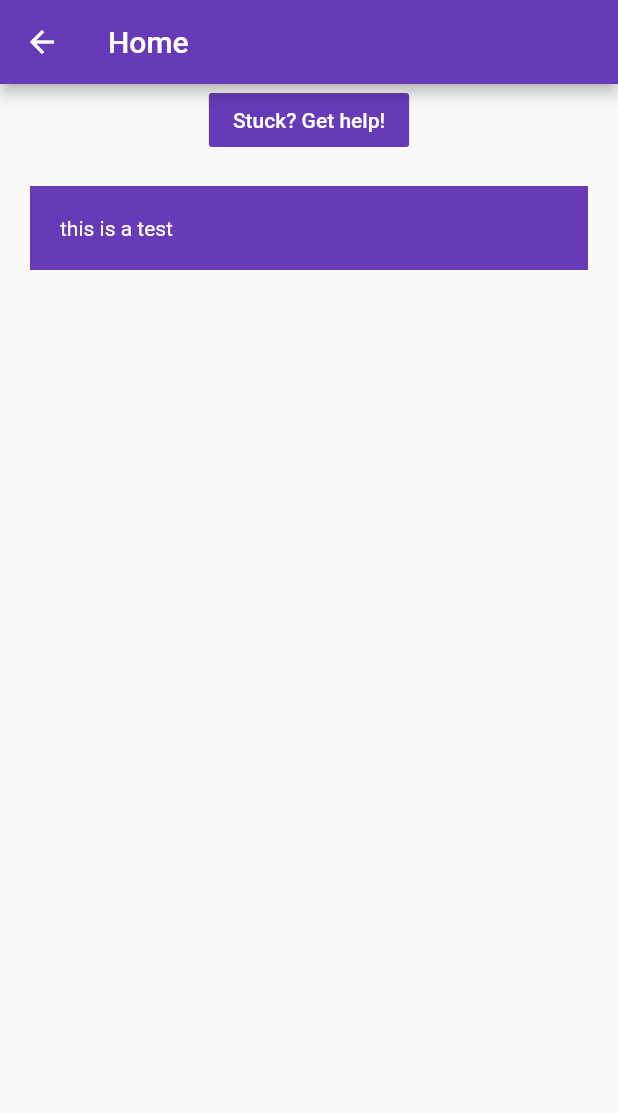
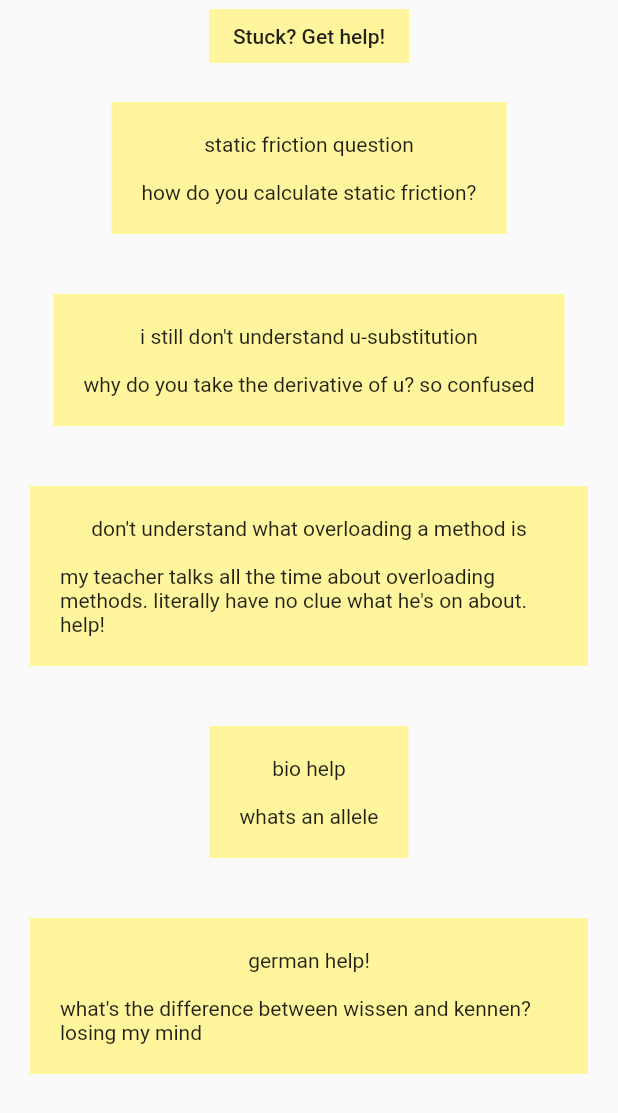
Before and after one commit to taylorziegler/teamteam, a Flutter app: the Home screen opened directly, after a tap on "Stuck? Get help!", on a phone screen of 412 x 824 dp. Shown: the top 1113 px of the screen. Run offline on Flutter 3.47's test engine with Material 2 defaults, Android fonts, the phone set to English and light mode, and no system bars; network calls fail.

Commit message:
made some fake data for demo

```diff
--- a/client/flutter_app/lib/screens/home.dart
+++ b/client/flutter_app/lib/screens/home.dart
@@ -1,4 +1,63 @@
 import 'package:flutter/material.dart';
+import 'dart:io';
+import 'package:http/http.dart' as http;
+import 'dart:async';
+import 'dart:convert';
+
+Future<Thread> fetchThread() async {
+  final response = await http.get('http://127.0.0.1:5000/threads');
+
+  if (response.statusCode == 200) {
+    // If the server did return a 200 OK response,
+    // then parse the JSON.
+    return Thread.fromJson(json.decode(response.body));
+  } else {
+    // If the server did not return a 200 OK response,
+    // then throw an exception.
+    throw Exception('Failed to load');
+  }
+}
+
+List<Widget> fetchFakeThreads() {
+
+  Map<String, dynamic> fakeThreads = {
+    "static friction question": "how do you calculate static friction?",
+    "i still don't understand u-substitution": "why do you take the derivative of u? so confused",
+    "don't understand what overloading a method is": "my teacher talks all the time about overloading methods. literally have no clue what he's on about. help!",
+    "bio help": "whats an allele",
+    "german help!": "what's the difference between wissen and kennen? losing my mind"
+  };
+  var fakeThreadList = new List<Container>();
+  for (var k in fakeThreads.keys) {
+      fakeThreadList.add(new Container(
+        child: Column(
+          children: <Widget>[
+            Text(k + "\n"),
+            Text(fakeThreads[k]),
+          ]
+        ),
+        color: Colors.yellow[200],
+        padding: EdgeInsets.all(20.0),
+        margin: EdgeInsets.all(20.0),
+      ));
+
+  }
+  return fakeThreadList;
+}
+
+class Thread {
+  final String topic;
+  final String id;
+
+  Thread({this.topic, this.id});
+
+  factory Thread.fromJson(Map<String, dynamic> json) {
+    return Thread(
+      topic : json['userId'],
+      id: json['id'],
+    );
+  }
+}
 
 class Home extends StatefulWidget {
   @override
@@ -6,13 +65,19 @@ class Home extends StatefulWidget {
 }
 
 class _HomeState extends State<Home> {
+  Future<Thread> futureThreads;
+  List<Widget> fakeThreads = fetchFakeThreads();
+
+  @override
+  void initState() {
+    super.initState();
+    futureThreads = fetchThread();
+  }
+
   @override
   Widget build(BuildContext context) {
-    return new Scaffold(
-      appBar: AppBar(
-        title: Text("Home"),
-      ),
-      body: Center(
+    return Scaffold(
+      body: SingleChildScrollView(
         child: Column(
           mainAxisAlignment: MainAxisAlignment.start,
           children: <Widget>[
@@ -20,17 +85,36 @@ class _HomeState extends State<Home> {
               onPressed: () {
                 /*...*/
               },
-              child: Text("Stuck? Get help!", style: TextStyle(color: Colors.white),),
-              color: Colors.deepPurple,
+              child: Text("Stuck? Get help!"),
+              color: Colors.yellow[200],
             ),
+            Column (
+              children: fakeThreads,
+            ),
+            /*
             Container(
-              child: Text("this is a test", style: TextStyle(color: Colors.white),),
-              color: Colors.deepPurple,
+               //child: Text("threads", style: TextStyle(color: Colors.white),),
+
+              child: FutureBuilder<Thread>(
+                future: futureThreads,
+                builder: (context, snapshot) {
+                  if (snapshot.hasData) {
+                    return Text(snapshot.data.topic);
+                  }
+                  else if (snapshot.hasError) {
+                    return Text("${snapshot.error}");
+                  }
+                  return Text("fail lol");
+                },
+              ),
+
+              color: Colors.yellow[200],
               padding: EdgeInsets.all(20.0),
               margin: EdgeInsets.all(20.0),
               alignment: Alignment.topLeft,
               constraints: BoxConstraints.tightForFinite(width: 500),
             ),
+            */
           ],
         ),
       ),
--- a/client/flutter_app/lib/screens/notifications.dart
+++ b/client/flutter_app/lib/screens/notifications.dart
@@ -9,9 +9,6 @@ class _NotificationsState extends State<Notifications> {
   @override
   Widget build(BuildContext context) {
     return new Scaffold(
-      appBar: AppBar(
-        title: Text("Notifications"),
-      ),
         body: Center(
       child: Column(
         mainAxisAlignment: MainAxisAlignment.start,
--- a/client/flutter_app/pubspec.yaml
+++ b/client/flutter_app/pubspec.yaml
@@ -23,6 +23,7 @@ environment:
 dependencies:
   flutter:
     sdk: flutter
+  http: 0.12.1
 
 
   # The following adds the Cupertino Icons font to your application.
@@ -32,6 +33,8 @@ dependencies:
 dev_dependencies:
   flutter_test:
     sdk: flutter
+
+
 
 # For information on the generic Dart part of this file, see the
 # following page: https://dart.dev/tools/pub/pubspec
@@ -48,6 +51,8 @@ flutter:
   # assets:
   #   - images/a_dot_burr.jpeg
   #   - images/a_dot_ham.jpeg
+  assets:
+  - lib/assets/ttlogo.png
 
   # An image asset can refer to one or more resolution-specific "variants", see
   # https://flutter.dev/assets-and-images/#resolution-aware.
```
Also changed, not shown: client/flutter_app/lib/main.dart (+8 -1 lines), client/flutter_app/lib/screens/settings.dart (+29 -4 lines), client/flutter_app/lib/assets/ttlogo.png (added), client/flutter_app/pubspec.lock.
